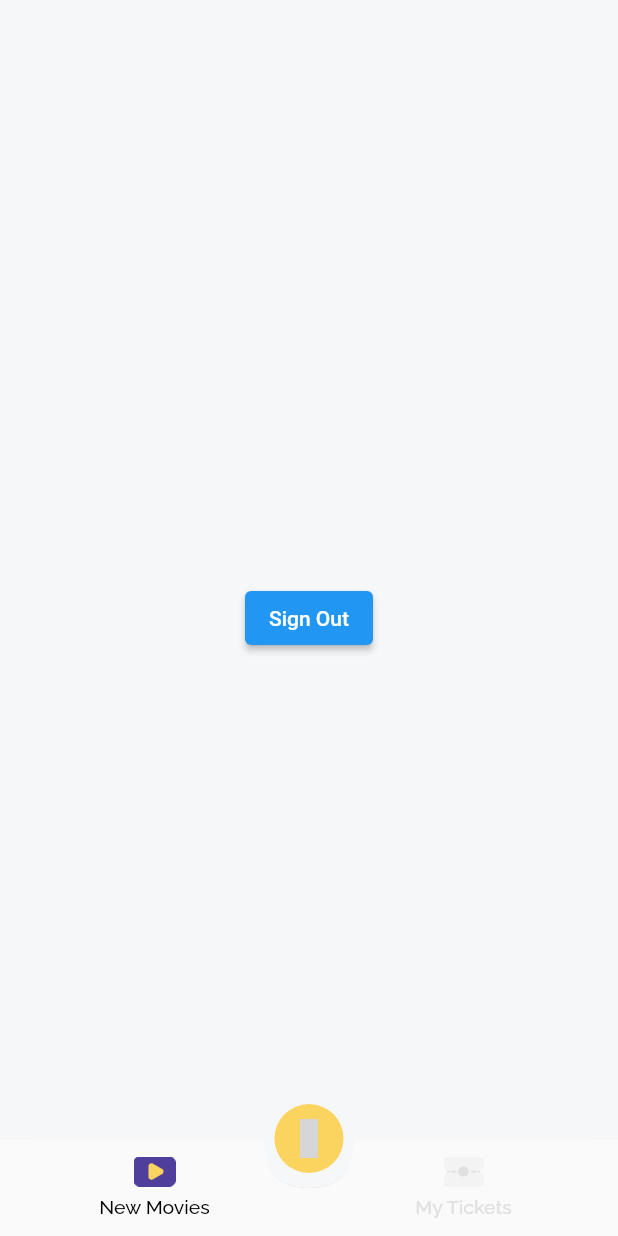
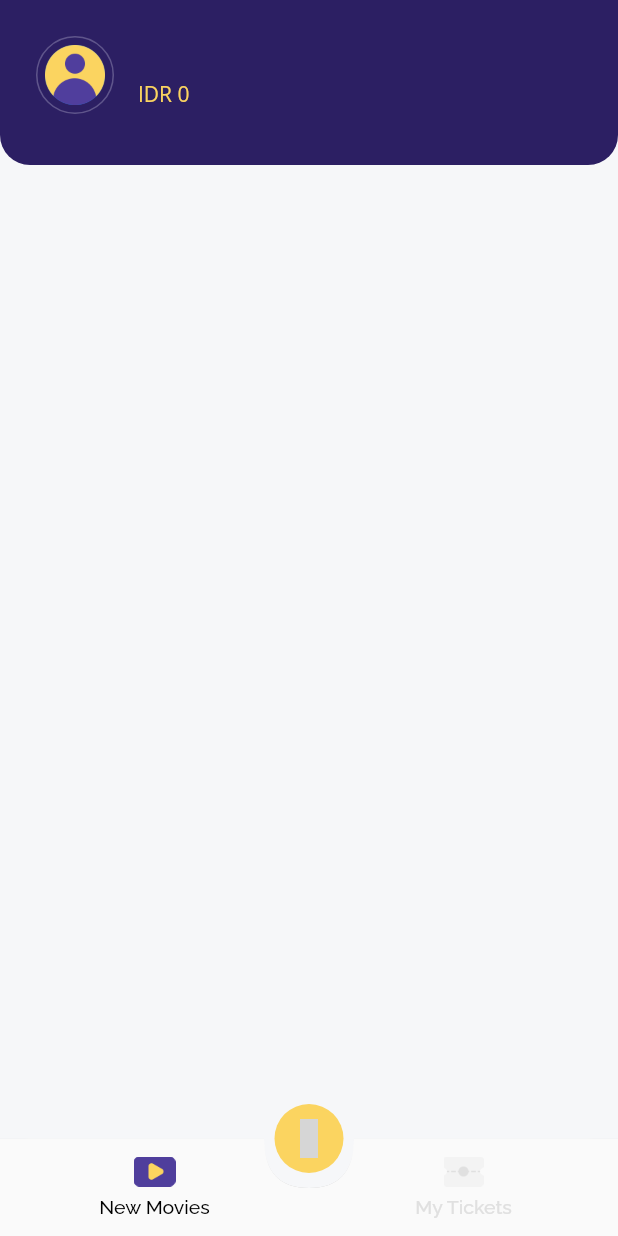
Before and after one commit to ferdy-adr/cinematix-app, a Flutter app: the screen it shows once a user with an empty profile is signed in, on a phone screen of 412 x 824 dp. Run offline on Flutter 3.47's test engine with Material 2 defaults, Android fonts, the phone set to English and light mode, and no system bars; our stand-ins replace another_flushbar, cloud_firestore, email_validator, equatable, firebase_auth, firebase_core and 3 more; accounts and stored records are empty; grey boxes are pictures that could not be loaded.

Commit message:
feat(page): Create header in MoviePage

```diff
--- a/lib/ui/pages/main_page.dart
+++ b/lib/ui/pages/main_page.dart
@@ -36,6 +36,9 @@ class _MainPageState extends State<MainPage> {
                   });
                 },
                 children: [
+                  // Movie Page
+                  const MoviePage(),
+
                   Center(
                     child: ElevatedButton(
                       onPressed: () async {
@@ -46,9 +49,6 @@ class _MainPageState extends State<MainPage> {
                       },
                       child: const Text('Sign Out'),
                     ),
-                  ),
-                  const Center(
-                    child: Text('My Tickets'),
                   ),
                 ],
               ),
--- /dev/null
+++ b/lib/ui/pages/movie_page.dart
@@ -0,0 +1,91 @@
+part of 'pages.dart';
+
+class MoviePage extends StatelessWidget {
+  const MoviePage({super.key});
+
+  @override
+  Widget build(BuildContext context) {
+    return ListView(
+      children: [
+        // Header
+        Container(
+          height: 110,
+          padding:
+              const EdgeInsets.fromLTRB(defaultMargin, 20, defaultMargin, 30),
+          decoration: BoxDecoration(
+            color: accentColor1,
+            borderRadius: const BorderRadius.only(
+              bottomLeft: Radius.circular(20),
+              bottomRight: Radius.circular(20),
+            ),
+          ),
+          child: BlocBuilder<UserBloc, UserState>(
+            builder: (_, userState) {
+              if (userState is UserLoaded) {
+                return Row(
+                  children: [
+                    Container(
+                      padding: const EdgeInsets.all(5),
+                      height: 60,
+                      decoration: BoxDecoration(
+                        shape: BoxShape.circle,
+                        border: Border.all(
+                          color: const Color.fromRGBO(95, 85, 139, 1),
+                          width: 1,
+                        ),
+                      ),
+                      child: CircleAvatar(
+                        child: Image(
+                          image: (userState.user.profilePicture == '')
+                              ? const AssetImage('assets/images/user_pic.png')
+                              : Image.network(userState.user.profilePicture!)
+                                  .image,
+                        ),
+                      ),
+                    ),
+                    const SizedBox(width: 16),
+                    Column(
+                      mainAxisAlignment: MainAxisAlignment.center,
+                      crossAxisAlignment: CrossAxisAlignment.start,
+                      children: [
+                        SizedBox(
+                          width: MediaQuery.of(context).size.width -
+                              (2 * defaultMargin) -
+                              76,
+                          child: Text(
+                            (userState.user.name != null)
+                                ? userState.user.name!
+                                : 'No Name',
+                            maxLines: 1,
+                            overflow: TextOverflow.clip,
+                            style: whiteTextFont.copyWith(fontSize: 18),
+                          ),
+                        ),
+                        const SizedBox(height: 4),
+                        Text(
+                          (userState.user.balance != null)
+                              ? NumberFormat.currency(
+                                  locale: 'id_ID',
+                                  decimalDigits: 0,
+                                  symbol: 'IDR ',
+                                ).format(userState.user.balance)
+                              : 'IDR 0',
+                          style: yellowNumberFont.copyWith(fontSize: 14),
+                        ),
+                      ],
+                    ),
+                  ],
+                );
+              } else {
+                return SpinKitFadingCircle(
+                  color: accentColor2,
+                  size: 50,
+                );
+              }
+            },
+          ),
+        ),
+      ],
+    );
+  }
+}
--- a/lib/ui/pages/pages.dart
+++ b/lib/ui/pages/pages.dart
@@ -8,6 +8,7 @@ import 'package:flutter_bloc/flutter_bloc.dart';
 import 'package:flutter_spinkit/flutter_spinkit.dart';
 import 'package:provider/provider.dart';
 import 'package:material_design_icons_flutter/material_design_icons_flutter.dart';
+import 'package:intl/intl.dart';
 
 import '../../bloc/blocs.dart';
 import '../../services/services.dart';
@@ -16,3 +17,4 @@ part 'wrapper.dart';
 part 'splash_page.dart';
 part 'sign_in_page.dart';
 part 'main_page.dart';
+part 'movie_page.dart';
--- a/pubspec.yaml
+++ b/pubspec.yaml
@@ -41,6 +41,7 @@ dependencies:
   flutter_spinkit: ^5.1.0
   another_flushbar: ^1.12.29
   material_design_icons_flutter: ^6.0.7096
+  intl: ^0.17.0
 
   # The following adds the Cupertino Icons font to your application.
   # Use with the CupertinoIcons class for iOS style icons.
```
Also changed, not shown: pubspec.lock.
